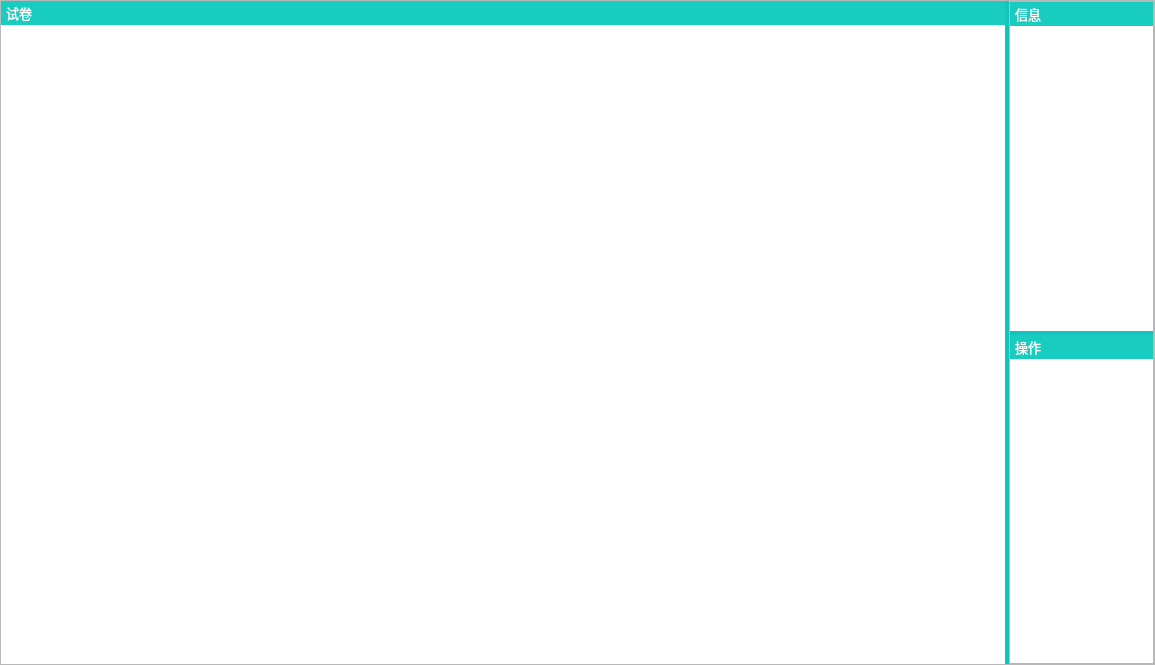
Old version of the form SubWidget/editview.ui in the repository jkjkil4/ExamSysTeacher.
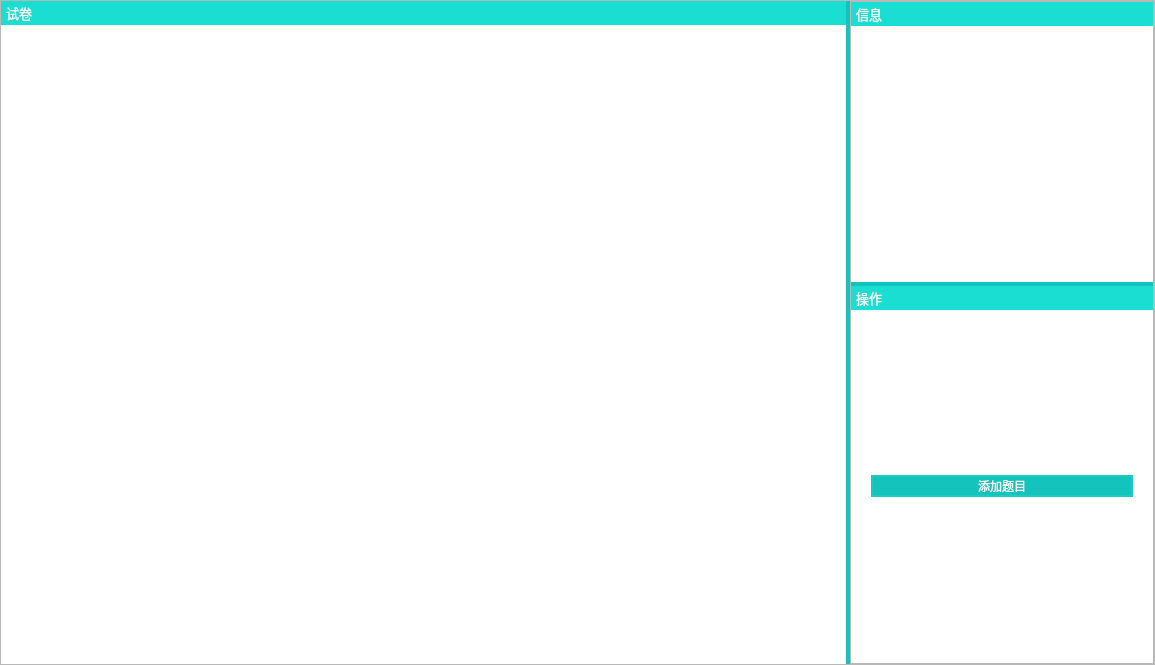
New version of the form. Custom widgets are drawn as their Qt base class.

Commit message: 删除题目功能

```diff
--- a/SubWidget/editview.ui
+++ b/SubWidget/editview.ui
@@ -14,7 +14,18 @@
    <string>Form</string>
   </property>
   <property name="styleSheet">
-   <string notr="true"/>
+   <string notr="true">QPushButton{
+	font: 25 10pt '微软雅黑';
+	color: #FFFFFF;
+	border: 2px solid rgb(24, 204, 192);
+	background-color: rgb(20,196,188);
+}
+QPushButton:hover{
+	background-color: rgb(22,218,208);
+}
+QPushButton:pressed{
+	background-color: rgb(17,171,164);
+}</string>
   </property>
   <layout class="QHBoxLayout" name="horizontalLayout">
    <property name="leftMargin">
@@ -93,9 +104,9 @@
            </property>
            <property name="styleSheet">
             <string notr="true">QLabel{
-	border: 2px solid rgb(24, 204, 192);
+	border: 2px solid rgb(26, 222, 209);
 	color: #FFFFFF;
-	background-color: rgb(24, 204, 192);
+	background-color: rgb(26, 222, 209);
 }</string>
            </property>
            <property name="text">
@@ -170,9 +181,9 @@
             </property>
             <property name="styleSheet">
              <string notr="true">QLabel{
-	border: 2px solid rgb(24, 204, 192);
+	border: 2px solid rgb(26, 222, 209);
 	color: #FFFFFF;
-	background-color: rgb(24, 204, 192);
+	background-color: rgb(26, 222, 209);
 }</string>
             </property>
             <property name="text">
@@ -209,7 +220,10 @@
          background-color: #FFFFFF;
  }</string>
        </property>
-       <layout class="QVBoxLayout" name="verticalLayout_5">
+       <layout class="QVBoxLayout" name="verticalLayout_5" stretch="0,1">
+        <property name="spacing">
+         <number>0</number>
+        </property>
         <property name="leftMargin">
          <number>0</number>
         </property>
@@ -231,9 +245,9 @@
           </property>
           <property name="styleSheet">
            <string notr="true">QLabel{
-	border: 2px solid rgb(24, 204, 192);
+	border: 2px solid rgb(26, 222, 209);
 	color: #FFFFFF;
-	background-color: rgb(24, 204, 192);
+	background-color: rgb(26, 222, 209);
 }</string>
           </property>
           <property name="text">
@@ -242,17 +256,32 @@
          </widget>
         </item>
         <item>
-         <spacer name="verticalSpacer">
-          <property name="orientation">
-           <enum>Qt::Vertical</enum>
-          </property>
-          <property name="sizeHint" stdset="0">
-           <size>
-            <width>20</width>
-            <height>40</height>
-           </size>
-          </property>
-         </spacer>
+         <widget class="QWidget" name="widgetAct" native="true">
+          <layout class="QVBoxLayout" name="verticalLayout_6">
+           <property name="spacing">
+            <number>12</number>
+           </property>
+           <property name="leftMargin">
+            <number>20</number>
+           </property>
+           <property name="topMargin">
+            <number>20</number>
+           </property>
+           <property name="rightMargin">
+            <number>20</number>
+           </property>
+           <property name="bottomMargin">
+            <number>20</number>
+           </property>
+           <item>
+            <widget class="QPushButton" name="btnAdd">
+             <property name="text">
+              <string>添加题目</string>
+             </property>
+            </widget>
+           </item>
+          </layout>
+         </widget>
         </item>
        </layout>
       </widget>
```
The commit also changes 5 other files.
